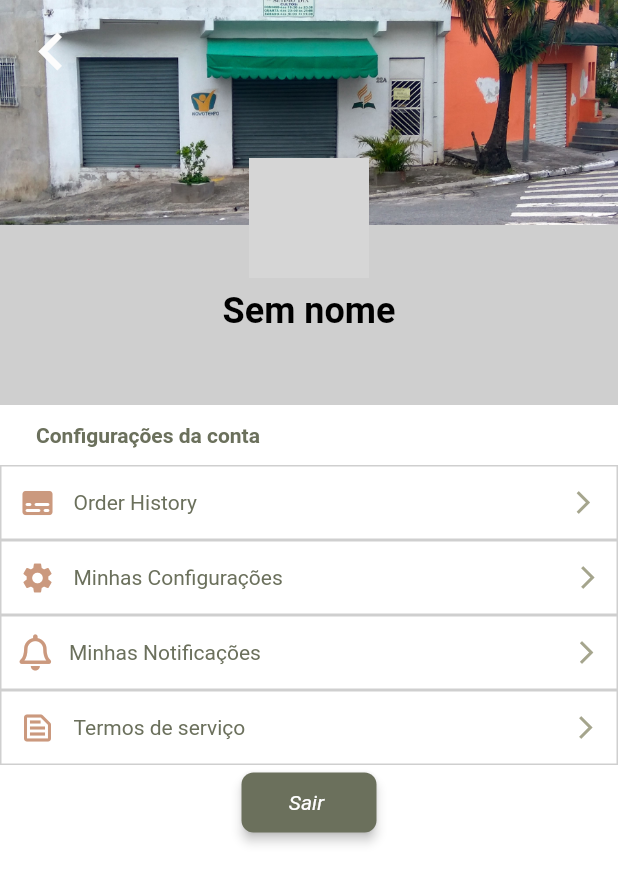
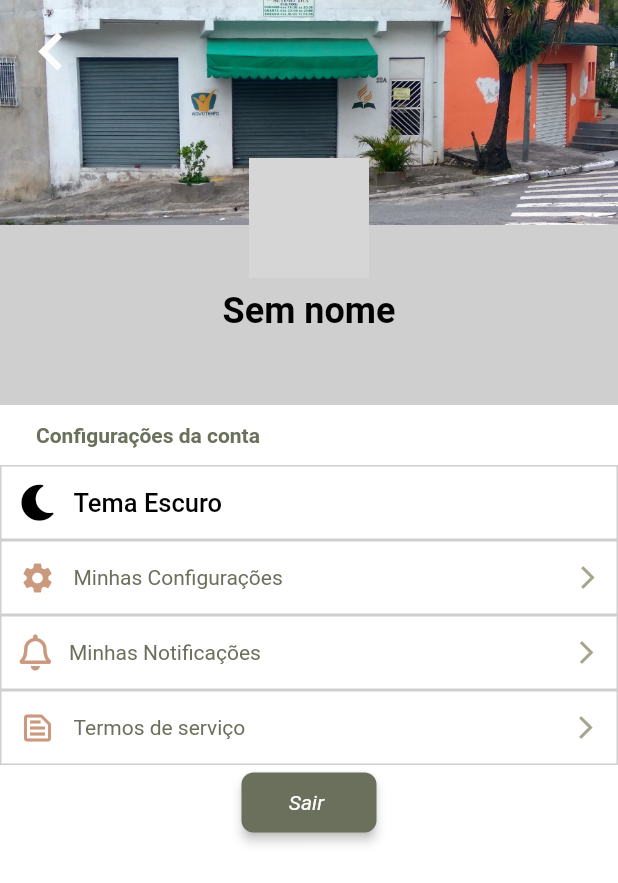
Before and after one commit to diegosilvaadv/iasd_vilaaurora, a Flutter app: the PerfilWidget screen opened directly, on a phone screen of 412 x 824 dp. Shown: the top 883 px of the screen. Run offline on Flutter 3.47's test engine with Material 2 defaults, Android fonts, the phone set to English and light mode, and no system bars; drawn by our look-alikes of auto_size_text; our stand-ins replace built_collection, built_value, cloud_firestore, firebase_auth, firebase_core, flutter_svg and 9 more; missing offline and left inert: json_path; accounts and stored records are empty; generated files the repository leaves out were written again; network calls fail; Roboto replaces fonts that are missing (Lexend Deca); grey boxes are pictures that could not be loaded.

Commit message:
Updating to latest FlutterFlow output.

```diff
--- a/lib/perfil/perfil_widget.dart
+++ b/lib/perfil/perfil_widget.dart
@@ -284,15 +284,21 @@ class _PerfilWidgetState extends State<PerfilWidget> {
                   shrinkWrap: true,
                   scrollDirection: Axis.vertical,
                   children: [
-                    Row(
+                    if (!(Theme.of(context).brightness == Brightness.dark) ??
+                        true)
+                      InkWell(
+                        onTap: () async {
+                          setDarkModeSetting(context, ThemeMode.dark);
+                        },
+                        child: Row(
                           mainAxisSize: MainAxisSize.max,
                           children: [
                             Container(
                               width: MediaQuery.of(context).size.width,
                               height: 50,
                               decoration: BoxDecoration(
-                            color:
-                                FlutterFlowTheme.of(context).primaryBackground,
+                                color: FlutterFlowTheme.of(context)
+                                    .primaryBackground,
                                 shape: BoxShape.rectangle,
                                 border: Border.all(
                                   color: FlutterFlowTheme.of(context)
@@ -302,41 +308,31 @@ class _PerfilWidgetState extends State<PerfilWidget> {
                               ),
                               child: Row(
                                 mainAxisSize: MainAxisSize.max,
+                                mainAxisAlignment: MainAxisAlignment.start,
                                 children: [
                                   Padding(
-                                padding:
-                                    EdgeInsetsDirectional.fromSTEB(12, 0, 0, 0),
-                                child: Icon(
-                                  Icons.subtitles_rounded,
-                                  color:
-                                      FlutterFlowTheme.of(context).primaryColor,
+                                    padding: EdgeInsetsDirectional.fromSTEB(
+                                        12, 0, 0, 0),
+                                    child: FaIcon(
+                                      FontAwesomeIcons.solidMoon,
+                                      color: FlutterFlowTheme.of(context)
+                                          .brancoEPreto,
                                       size: 24,
                                     ),
                                   ),
                                   Padding(
-                                padding:
-                                    EdgeInsetsDirectional.fromSTEB(12, 0, 0, 0),
+                                    padding: EdgeInsetsDirectional.fromSTEB(
+                                        12, 0, 0, 0),
                                     child: Text(
-                                  'Order History',
+                                      'Tema Escuro',
                                       style: FlutterFlowTheme.of(context)
                                           .bodyText1
                                           .override(
                                             fontFamily: 'Lexend Deca',
                                             color: FlutterFlowTheme.of(context)
-                                            .primaryText,
-                                        fontSize: 14,
-                                        fontWeight: FontWeight.normal,
-                                      ),
-                                ),
-                              ),
-                              Expanded(
-                                child: Align(
-                                  alignment: AlignmentDirectional(0.9, 0),
-                                  child: Icon(
-                                    Icons.arrow_forward_ios,
-                                    color: FlutterFlowTheme.of(context)
-                                        .secondaryText,
-                                    size: 18,
+                                                .brancoEPreto,
+                                            fontSize: 17,
+                                            fontWeight: FontWeight.w500,
                                           ),
                                     ),
                                   ),
@@ -344,6 +340,64 @@ class _PerfilWidgetState extends State<PerfilWidget> {
                               ),
                             ),
                           ],
+                        ),
+                      ),
+                    if (Theme.of(context).brightness == Brightness.dark ?? true)
+                      InkWell(
+                        onTap: () async {
+                          setDarkModeSetting(context, ThemeMode.light);
+                        },
+                        child: Row(
+                          mainAxisSize: MainAxisSize.max,
+                          children: [
+                            Container(
+                              width: MediaQuery.of(context).size.width,
+                              height: 50,
+                              decoration: BoxDecoration(
+                                color: FlutterFlowTheme.of(context)
+                                    .primaryBackground,
+                                shape: BoxShape.rectangle,
+                                border: Border.all(
+                                  color: FlutterFlowTheme.of(context)
+                                      .secondaryBackground,
+                                  width: 1,
+                                ),
+                              ),
+                              child: Row(
+                                mainAxisSize: MainAxisSize.max,
+                                mainAxisAlignment: MainAxisAlignment.start,
+                                children: [
+                                  Padding(
+                                    padding: EdgeInsetsDirectional.fromSTEB(
+                                        12, 0, 0, 0),
+                                    child: Icon(
+                                      Icons.wb_sunny,
+                                      color: FlutterFlowTheme.of(context)
+                                          .brancoEPreto,
+                                      size: 24,
+                                    ),
+                                  ),
+                                  Padding(
+                                    padding: EdgeInsetsDirectional.fromSTEB(
+                                        12, 0, 0, 0),
+                                    child: Text(
+                                      'Tema Claro',
+                                      style: FlutterFlowTheme.of(context)
+                                          .bodyText1
+                                          .override(
+                                            fontFamily: 'Lexend Deca',
+                                            color: FlutterFlowTheme.of(context)
+                                                .brancoEPreto,
+                                            fontSize: 17,
+                                            fontWeight: FontWeight.w500,
+                                          ),
+                                    ),
+                                  ),
+                                ],
+                              ),
+                            ),
+                          ],
+                        ),
                       ),
                     Row(
                       mainAxisSize: MainAxisSize.max,
```
Lines whose indentation alone changed are shown as unchanged.
